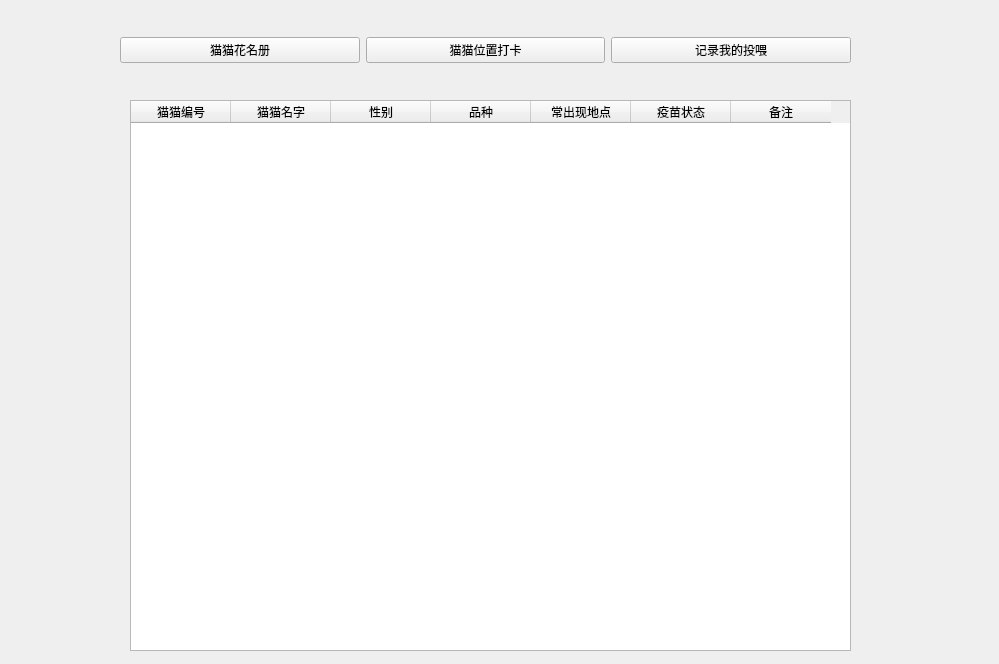
This is design/userWindow.ui in ScarecrowL1/DB-coursework-CampusCat as Qt 5 draws it before an edit. The edited form follows.
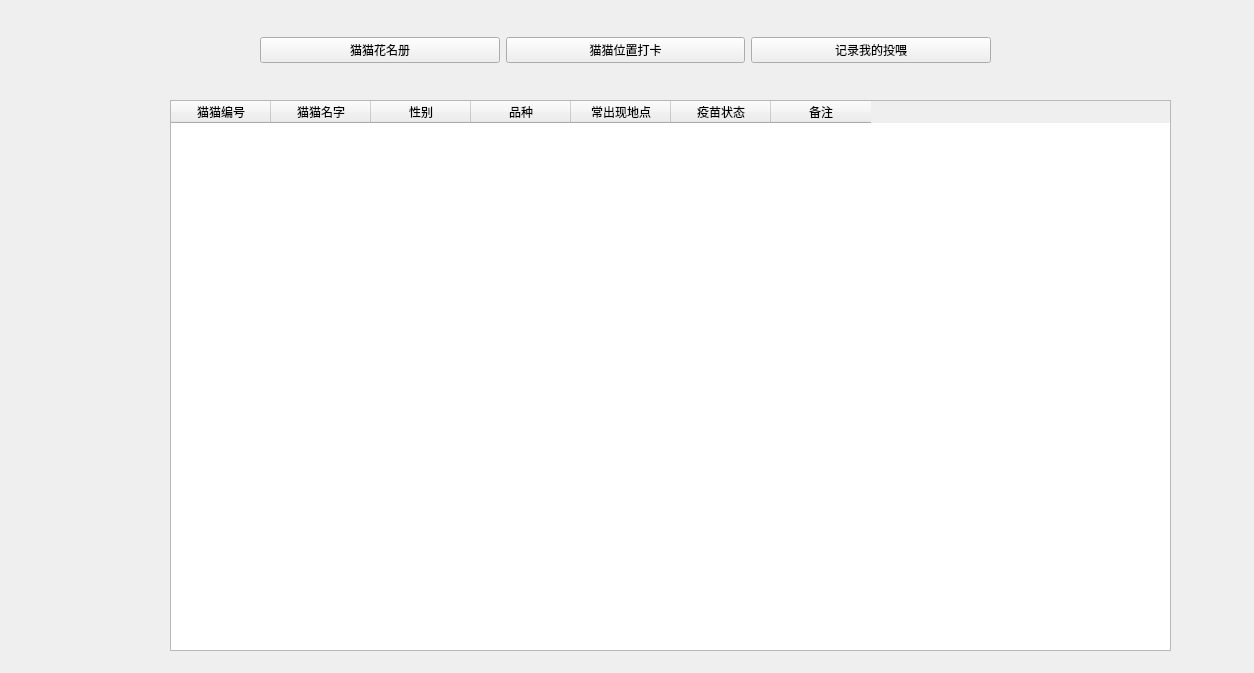
This is the edited form. The open tabs and pages were chosen to show the change.

The edit to the form file:
```diff
--- a/design/userWindow.ui
+++ b/design/userWindow.ui
@@ -6,8 +6,8 @@
    <rect>
     <x>0</x>
     <y>0</y>
-    <width>999</width>
-    <height>664</height>
+    <width>1254</width>
+    <height>673</height>
    </rect>
   </property>
   <property name="windowTitle">
@@ -17,7 +17,7 @@
    <widget class="QWidget" name="gridLayoutWidget">
     <property name="geometry">
      <rect>
-      <x>120</x>
+      <x>260</x>
       <y>10</y>
       <width>731</width>
       <height>81</height>
@@ -52,7 +52,7 @@
      <rect>
       <x>10</x>
       <y>100</y>
-      <width>981</width>
+      <width>1221</width>
       <height>561</height>
      </rect>
     </property>
@@ -63,9 +63,9 @@
      <widget class="QTableWidget" name="catTabel">
       <property name="geometry">
        <rect>
-        <x>120</x>
+        <x>160</x>
         <y>0</y>
-        <width>721</width>
+        <width>1001</width>
         <height>551</height>
        </rect>
       </property>
```
Left out of the diff: 8 changed lines with no effect on the pictures.
